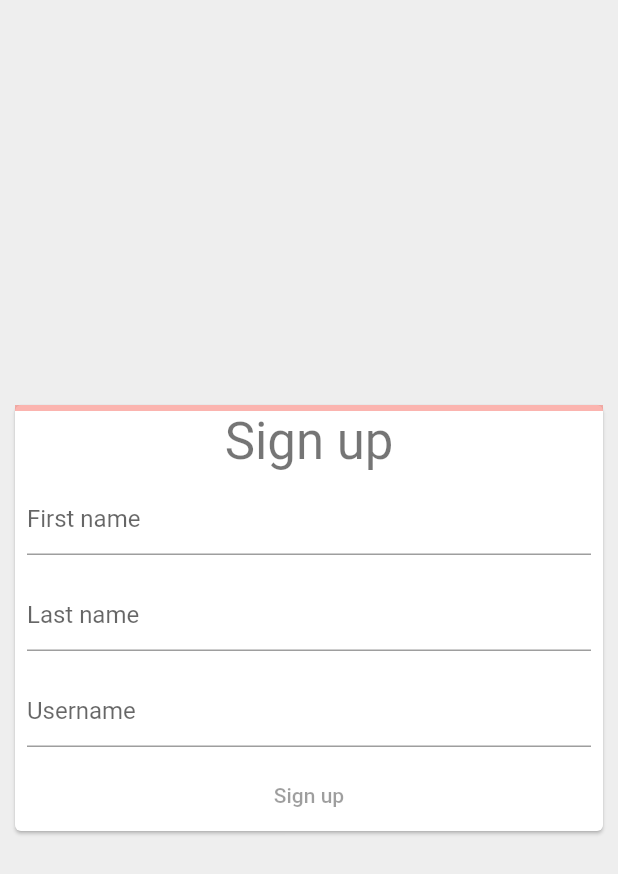
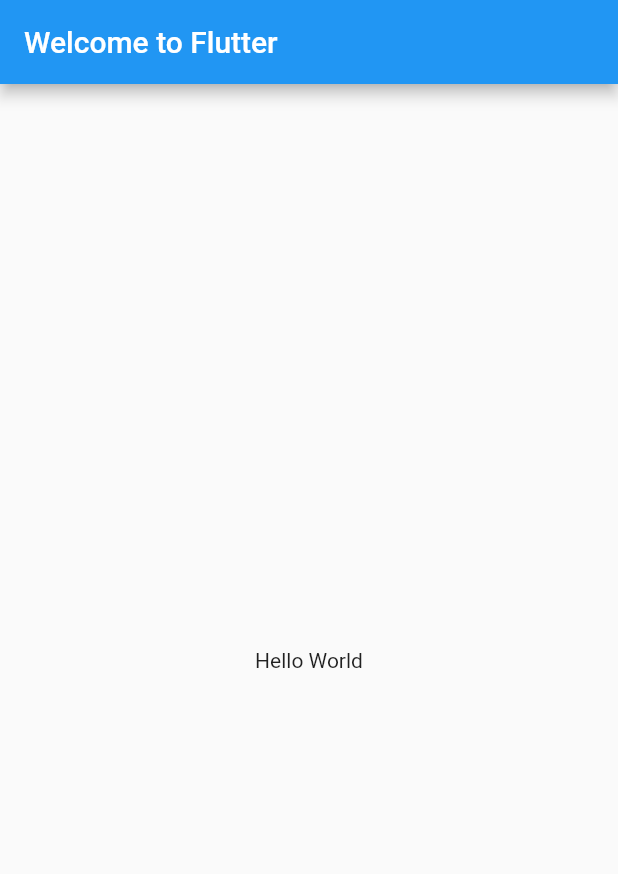
Before and after one commit to rbrauner/learning-flutter, a Flutter app: the screen it shows after launch, on a phone screen of 412 x 824 dp. Shown: the top 874 px of the screen. Run offline on Flutter 3.47's test engine with Material 2 defaults, Android fonts, the phone set to English and light mode, and no system bars.

Commit message:
Step 1: Create the starter Flutter app

```diff
--- a/lib/main.dart
+++ b/lib/main.dart
@@ -1,194 +1,28 @@
+// Copyright 2018 The Flutter team. All rights reserved.
+// Use of this source code is governed by a BSD-style license that can be
+// found in the LICENSE file.
+
 import 'package:flutter/material.dart';
 
-void main() => runApp(SignUpApp());
+void main() {
+  runApp(const MyApp());
+}
 
-class SignUpApp extends StatelessWidget {
+class MyApp extends StatelessWidget {
+  const MyApp({Key? key}) : super(key: key);
+
   @override
   Widget build(BuildContext context) {
     return MaterialApp(
-      routes: {
-        '/': (context) => SignUpScreen(),
-        '/welcome': (context) => WelcomeScreen(),
-      },
-    );
-  }
-}
-
-class SignUpScreen extends StatelessWidget {
-  @override
-  Widget build(BuildContext context) {
-    return Scaffold(
-      backgroundColor: Colors.grey[200],
-      body: Center(
-        child: SizedBox(
-          width: 400,
-          child: Card(
-            child: SignUpForm(),
-          ),
+      title: 'Welcome to Flutter',
+      home: Scaffold(
+        appBar: AppBar(
+          title: const Text('Welcome to Flutter'),
+        ),
+        body: const Center(
+          child: Text('Hello World'),
         ),
       ),
     );
   }
 }
-
-class WelcomeScreen extends StatelessWidget {
-  @override
-  Widget build(BuildContext context) {
-    return Scaffold(
-      body: Center(
-        child: Text('Welcome!', style: Theme.of(context).textTheme.headline2),
-      ),
-    );
-  }
-}
-
-class SignUpForm extends StatefulWidget {
-  @override
-  _SignUpFormState createState() => _SignUpFormState();
-}
-
-class _SignUpFormState extends State<SignUpForm> {
-  final _firstNameTextController = TextEditingController();
-  final _lastNameTextController = TextEditingController();
-  final _usernameTextController = TextEditingController();
-
-  double _formProgress = 0;
-
-  void _showWelcomeScreen() {
-    Navigator.of(context).pushNamed('/welcome');
-  }
-
-  @override
-  Widget build(BuildContext context) {
-    return Form(
-      onChanged: _updateFormProgress,
-      child: Column(
-        mainAxisSize: MainAxisSize.min,
-        children: [
-          AnimatedProgressIndicator(value: _formProgress),
-          Text('Sign up', style: Theme.of(context).textTheme.headline4),
-          Padding(
-            padding: EdgeInsets.all(8.0),
-            child: TextFormField(
-              controller: _firstNameTextController,
-              decoration: InputDecoration(hintText: 'First name'),
-            ),
-          ),
-          Padding(
-            padding: EdgeInsets.all(8.0),
-            child: TextFormField(
-              controller: _lastNameTextController,
-              decoration: InputDecoration(hintText: 'Last name'),
-            ),
-          ),
-          Padding(
-            padding: EdgeInsets.all(8.0),
-            child: TextFormField(
-              controller: _usernameTextController,
-              decoration: InputDecoration(hintText: 'Username'),
-            ),
-          ),
-          TextButton(
-            style: ButtonStyle(
-              foregroundColor: MaterialStateProperty.resolveWith(
-                  (Set<MaterialState> states) {
-                return states.contains(MaterialState.disabled)
-                    ? null
-                    : Colors.white;
-              }),
-              backgroundColor: MaterialStateProperty.resolveWith(
-                  (Set<MaterialState> states) {
-                return states.contains(MaterialState.disabled)
-                    ? null
-                    : Colors.blue;
-              }),
-            ),
-            onPressed: _formProgress == 1 ? _showWelcomeScreen : null,
-            child: Text('Sign up'),
-          ),
-        ],
-      ),
-    );
-  }
-
-  void _updateFormProgress() {
-    var progress = 0.0;
-    final controllers = [
-      _firstNameTextController,
-      _lastNameTextController,
-      _usernameTextController
-    ];
-
-    for (final controller in controllers) {
-      if (controller.value.text.isNotEmpty) {
-        progress += 1 / controllers.length;
-      }
-    }
-
-    setState(() {
-      _formProgress = progress;
-    });
-  }
-}
-
-class AnimatedProgressIndicator extends StatefulWidget {
-  final double value;
-
-  AnimatedProgressIndicator({
-    required this.value,
-  });
-
-  @override
-  State<StatefulWidget> createState() {
-    return _AnimatedProgressIndicatorState();
-  }
-}
-
-class _AnimatedProgressIndicatorState extends State<AnimatedProgressIndicator>
-    with SingleTickerProviderStateMixin {
-  late AnimationController _controller;
-  late Animation<Color?> _colorAnimation;
-  late Animation<double> _curveAnimation;
-
-  void initState() {
-    super.initState();
-    _controller = AnimationController(
-        duration: Duration(milliseconds: 1200), vsync: this);
-
-    final colorTween = TweenSequence([
-      TweenSequenceItem(
-        tween: ColorTween(begin: Colors.red, end: Colors.orange),
-        weight: 1,
-      ),
-      TweenSequenceItem(
-        tween: ColorTween(begin: Colors.orange, end: Colors.yellow),
-        weight: 1,
-      ),
-      TweenSequenceItem(
-        tween: ColorTween(begin: Colors.yellow, end: Colors.green),
-        weight: 1,
-      ),
-    ]);
-
-    _colorAnimation = _controller.drive(colorTween);
-    _curveAnimation = _controller.drive(CurveTween(curve: Curves.easeIn));
-  }
-
-  @override
-  void didUpdateWidget(oldWidget) {
-    super.didUpdateWidget(oldWidget);
-    _controller.animateTo(widget.value);
-  }
-
-  @override
-  Widget build(BuildContext context) {
-    return AnimatedBuilder(
-      animation: _controller,
-      builder: (context, child) => LinearProgressIndicator(
-        value: _curveAnimation.value,
-        valueColor: _colorAnimation,
-        backgroundColor: _colorAnimation.value?.withOpacity(0.4),
-      ),
-    );
-  }
-}
```
